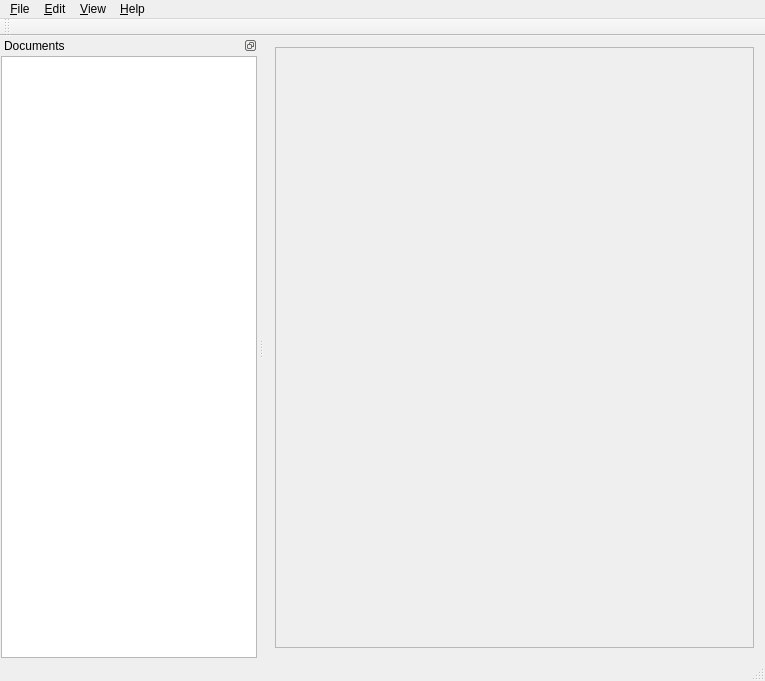
Before: the Qt Designer form Main/ui/MainWindow.ui in Antidote/SakuraSuite, drawn with Qt 5.
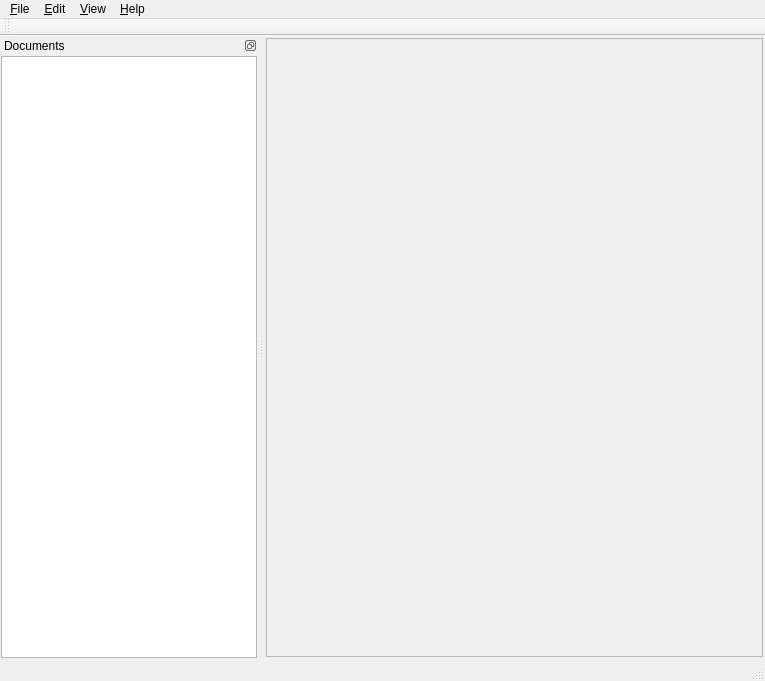
After: the same form once the commit is applied.

```diff
--- a/Main/ui/MainWindow.ui
+++ b/Main/ui/MainWindow.ui
@@ -24,6 +24,18 @@
   </property>
   <widget class="QWidget" name="centralWidget">
    <layout class="QGridLayout" name="gridLayout_2">
+    <property name="leftMargin">
+     <number>2</number>
+    </property>
+    <property name="topMargin">
+     <number>2</number>
+    </property>
+    <property name="rightMargin">
+     <number>2</number>
+    </property>
+    <property name="bottomMargin">
+     <number>2</number>
+    </property>
     <item row="0" column="0">
      <widget class="QScrollArea" name="mainScrollArea">
       <property name="widgetResizable">
@@ -34,8 +46,8 @@
         <rect>
          <x>0</x>
          <y>0</y>
-         <width>486</width>
-         <height>601</height>
+         <width>608</width>
+         <height>615</height>
         </rect>
        </property>
        <layout class="QGridLayout" name="gridLayout_3">
```
Left out of the diff: 3 changed lines with no effect on the pictures.
